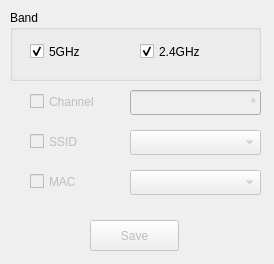
Before: the Qt Designer form linssid-app/ViewFilterDialog.ui in chunmeng/linssid-ex, drawn with Qt 5.
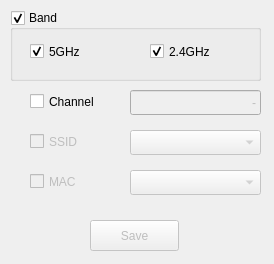
After: the same form once the commit is applied.

Commit message:
Add enable/disable band filter by group box toggle
Move the filter states to a struct.

```diff
--- a/linssid-app/ViewFilterDialog.ui
+++ b/linssid-app/ViewFilterDialog.ui
@@ -37,6 +37,12 @@
      <height>71</height>
     </rect>
    </property>
+   <property name="toolTip">
+    <string>Filter by band</string>
+   </property>
+   <property name="autoFillBackground">
+    <bool>false</bool>
+   </property>
    <property name="title">
     <string>Band</string>
    </property>
@@ -44,7 +50,7 @@
     <bool>false</bool>
    </property>
    <property name="checkable">
-    <bool>false</bool>
+    <bool>true</bool>
    </property>
    <widget class="QCheckBox" name="checkBox5G">
     <property name="geometry">
@@ -65,7 +71,7 @@
    <widget class="QCheckBox" name="checkBox24G">
     <property name="geometry">
      <rect>
-      <x>130</x>
+      <x>140</x>
       <y>30</y>
       <width>92</width>
       <height>23</height>
@@ -81,7 +87,7 @@
   </widget>
   <widget class="QCheckBox" name="checkBoxChannel">
    <property name="enabled">
-    <bool>false</bool>
+    <bool>true</bool>
    </property>
    <property name="geometry">
     <rect>
@@ -108,7 +114,7 @@
     </rect>
    </property>
    <property name="text">
-    <string>*</string>
+    <string>-</string>
    </property>
    <property name="alignment">
     <set>Qt::AlignRight|Qt::AlignTrailing|Qt::AlignVCenter</set>
```
Left out of the diff: 6 changed lines with no effect on the pictures. The commit also changes 4 other files.
